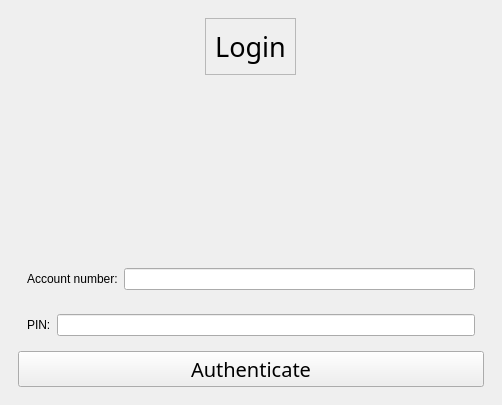
First picture: the form in src/ui/designs/login_window.ui, repository Luis-Rosario-Alers/BankOps, before the edit.
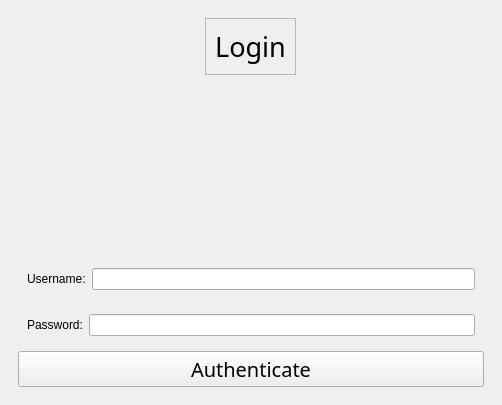
Second picture: the form after the edit.

The edit to the form file:
```diff
--- a/src/ui/designs/login_window.ui
+++ b/src/ui/designs/login_window.ui
@@ -78,7 +78,7 @@
             <item>
              <widget class="QLabel" name="accountNumberLabel">
               <property name="text">
-               <string>Account number:</string>
+               <string>Username:</string>
               </property>
              </widget>
             </item>
@@ -94,7 +94,7 @@
             <item>
              <widget class="QLabel" name="pinLabel">
               <property name="text">
-               <string>PIN:</string>
+               <string>Password:</string>
               </property>
              </widget>
             </item>
```
Left out of the diff: 12 changed lines with no effect on the pictures.
